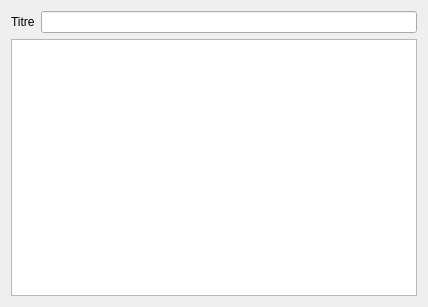
Old version of the form GeoStation_Projet/tablewidget.ui in the repository SoheibBiga/GeoStation.
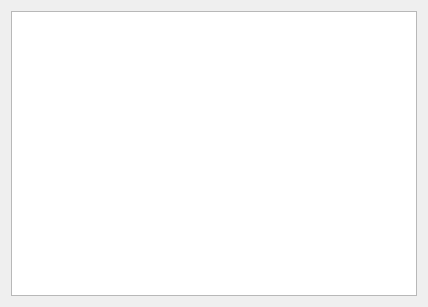
New version of the form.

```diff
--- a/GeoStation_Projet/tablewidget.ui
+++ b/GeoStation_Projet/tablewidget.ui
@@ -17,21 +17,7 @@
    <item row="0" column="0">
     <layout class="QGridLayout" name="gridLayout">
      <item row="0" column="0">
-      <layout class="QHBoxLayout" name="horizontalLayout">
-       <item>
-        <widget class="QLabel" name="label">
-         <property name="text">
-          <string>Titre</string>
-         </property>
-         <property name="buddy">
-          <cstring>lineEditTitre</cstring>
-         </property>
-        </widget>
-       </item>
-       <item>
-        <widget class="QLineEdit" name="lineEditTitre"/>
-       </item>
-      </layout>
+      <layout class="QHBoxLayout" name="horizontalLayout"/>
      </item>
      <item row="1" column="0">
       <widget class="QTableWidget" name="tableWidget"/>
```
